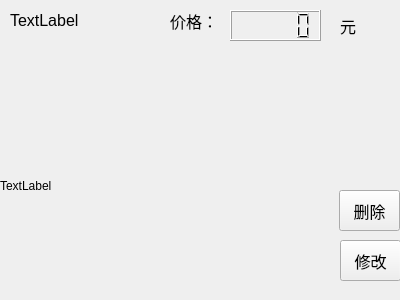
First picture: the form in component_dish_for_restaurant.ui, repository hzf644/QT-homework, before the edit.
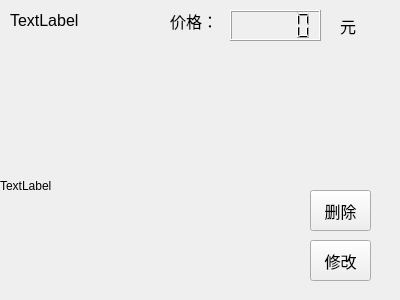
Second picture: the form after the edit.

What changed in the file:
```diff
--- a/component_dish_for_restaurant.ui
+++ b/component_dish_for_restaurant.ui
@@ -82,7 +82,7 @@
     <rect>
      <x>0</x>
      <y>80</y>
-     <width>321</width>
+     <width>311</width>
      <height>211</height>
     </rect>
    </property>
@@ -93,7 +93,7 @@
   <widget class="QPushButton" name="deletebutton">
    <property name="geometry">
     <rect>
-     <x>339</x>
+     <x>310</x>
      <y>190</y>
      <width>61</width>
      <height>41</height>
@@ -111,7 +111,7 @@
   <widget class="QPushButton" name="edit">
    <property name="geometry">
     <rect>
-     <x>340</x>
+     <x>310</x>
      <y>240</y>
      <width>61</width>
      <height>41</height>
```
